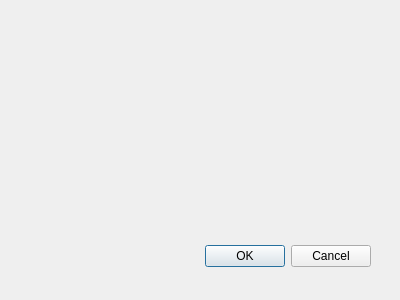
This is moct_checker_dialog_base.ui in inavi-yk1226ull/qgis-itsnodelink-converter as Qt 5 draws it before an edit. The edited form follows.
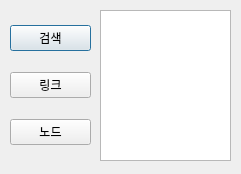
This is the edited form.

What changed in the file:
```diff
--- a/moct_checker_dialog_base.ui
+++ b/moct_checker_dialog_base.ui
@@ -1,32 +1,60 @@
-<ui version="4.0" >
- <class>MoctCheckerDialogBase</class>
- <widget class="QDialog" name="MoctCheckerDialogBase" >
-  <property name="geometry" >
+<?xml version="1.0" encoding="UTF-8"?>
+<ui version="4.0">
+ <class>Dialog</class>
+ <widget class="QDialog" name="Dialog">
+  <property name="geometry">
    <rect>
     <x>0</x>
     <y>0</y>
-    <width>400</width>
-    <height>300</height>
+    <width>241</width>
+    <height>174</height>
    </rect>
   </property>
   <property name="windowTitle" >
    <string>Moct Checker</string>
   </property>
-  <widget class="QDialogButtonBox" name="button_box" >
-   <property name="geometry" >
+  <widget class="QTableView" name="tableView">
+   <property name="geometry">
     <rect>
-     <x>30</x>
-     <y>240</y>
-     <width>341</width>
-     <height>32</height>
+     <x>100</x>
+     <y>10</y>
+     <width>131</width>
+     <height>151</height>
     </rect>
    </property>
-   <property name="orientation" >
-    <enum>Qt::Horizontal</enum>
+  </widget>
+  <widget class="QWidget" name="verticalLayoutWidget">
+   <property name="geometry">
+    <rect>
+     <x>10</x>
+     <y>10</y>
+     <width>81</width>
+     <height>151</height>
+    </rect>
    </property>
-   <property name="standardButtons" >
-    <set>QDialogButtonBox::Cancel|QDialogButtonBox::Ok</set>
-   </property>
+   <layout class="QVBoxLayout" name="verticalLayout">
+    <item>
+     <widget class="QPushButton" name="btn_check">
+      <property name="text">
+       <string>검색</string>
+      </property>
+     </widget>
+    </item>
+    <item>
+     <widget class="QPushButton" name="btn_load_link">
+      <property name="text">
+       <string>링크</string>
+      </property>
+     </widget>
+    </item>
+    <item>
+     <widget class="QPushButton" name="btn_load_node">
+      <property name="text">
+       <string>노드</string>
+      </property>
+     </widget>
+    </item>
+   </layout>
   </widget>
  </widget>
  <resources/>
```
Left out of the diff: 45 changed lines with no effect on the pictures.
